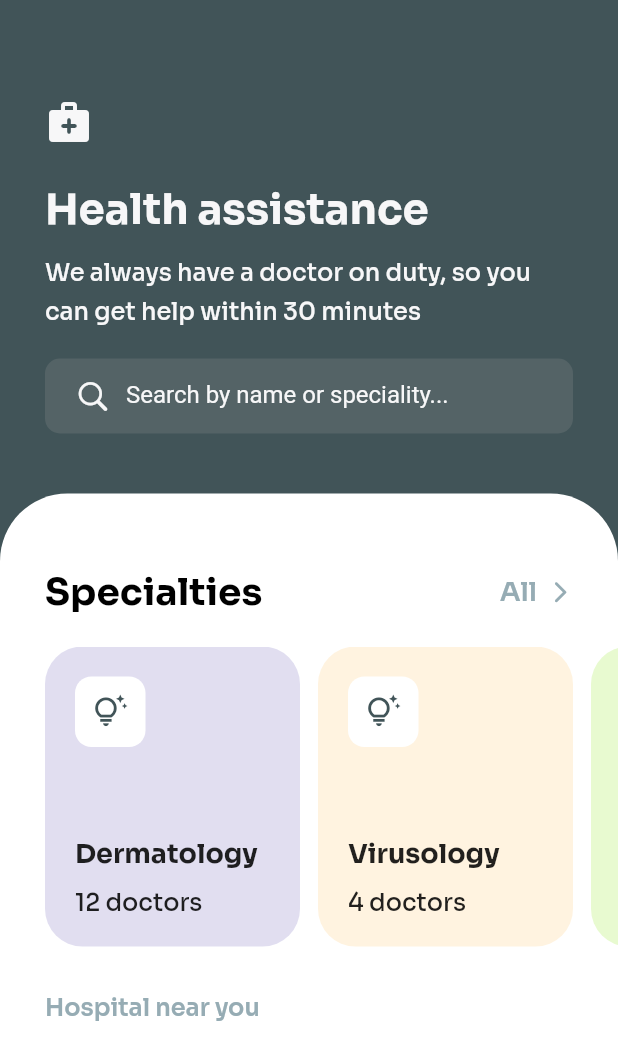
After one commit to Lakesyd5/health_assitance_app_ui, a Flutter app: the Home screen opened directly, on a phone screen of 412 x 824 dp. The commit adds this screen. Shown: the top 1060 px of the screen. Run offline on Flutter 3.47's test engine with Material 2 defaults, Android fonts, the light colour scheme and no system bars; our stand-ins replace flutter_screenutil, google_fonts.

Commit message:
update on specialities card

```diff
--- /dev/null
+++ b/lib/commons/data/dummy_data.dart
@@ -0,0 +1,65 @@
+import 'package:flutter/material.dart';
+import 'package:health_assitance_ui/commons/models/hospital.dart';
+import 'package:health_assitance_ui/commons/models/specialities_model.dart';
+import 'package:health_assitance_ui/commons/utils/app_colors.dart';
+
+List<Speciality> specialties = [
+  Speciality(
+    color: AppColors.purple.withOpacity(0.5),
+    specialityName: 'Dermatology',
+    doctorsAvailable: '12 doctors',
+  ),
+  Speciality(
+    color: Colors.orange.shade50,
+    specialityName: 'Virusology',
+    doctorsAvailable: '4 doctors',
+  ),
+  Speciality(
+    color: AppColors.secondaryGreen.withOpacity(0.2),
+    specialityName: 'Cardiology',
+    doctorsAvailable: '7 doctors',
+  ),
+  Speciality(
+    color: Colors.purple.shade100,
+    specialityName: 'Family medicine',
+    doctorsAvailable: '15 doctors',
+  ),
+  Speciality(
+    color: Colors.red.shade100,
+    specialityName: 'Nevrology',
+    doctorsAvailable: '5 doctors',
+  ),
+];
+
+List<Hospital> hospitals = [
+  Hospital(
+    hospitalName: 'GSH Medical',
+    speciality: [
+      'Family medicine',
+      'Dermatology',
+      'Cardiology',
+      'Nevrology',
+    ],
+    timeOpen: '9 AM - 6 PM',
+  ),
+  Hospital(
+    hospitalName: 'Rollcare Medicine',
+    speciality: [
+      'Family medicine',
+      'Dermatology',
+      'Cardiology',
+      'Nevrology',
+    ],
+    timeOpen: '9 AM - 6 PM',
+  ),
+  Hospital(
+    hospitalName: 'Ruphe Specilist',
+    speciality: [
+      'Virusology',
+      'Dermatology',
+      'Cardiology',
+      'Nevrology',
+    ],
+    timeOpen: '9 AM - 6 PM',
+  )
+];
--- /dev/null
+++ b/lib/commons/models/hospital.dart
@@ -0,0 +1,11 @@
+class Hospital {
+  Hospital({
+    required this.hospitalName,
+    required this.speciality,
+    required this.timeOpen,
+  });
+
+   final String hospitalName;
+   final List<String> speciality;
+   final String timeOpen;
+}
--- /dev/null
+++ b/lib/commons/models/specialities_model.dart
@@ -0,0 +1,13 @@
+import 'package:flutter/material.dart';
+
+class Speciality {
+  Speciality({
+    required this.color,
+    required this.specialityName,
+    required this.doctorsAvailable,
+  });
+
+  final Color color;
+  final String specialityName;
+  final String doctorsAvailable;
+}
--- /dev/null
+++ b/lib/commons/widgets/app_search.dart
@@ -0,0 +1,47 @@
+import 'package:flutter/cupertino.dart';
+import 'package:flutter/material.dart';
+import 'package:health_assitance_ui/commons/utils/app_colors.dart';
+
+Widget searchBar() {
+  return Container(
+    height: 50,
+    width: double.infinity,
+    padding: const EdgeInsets.symmetric(horizontal: 20),
+    decoration: BoxDecoration(
+      color: Colors.grey.withOpacity(0.2),
+      borderRadius: const BorderRadius.all(Radius.circular(10)),
+    ),
+    child: const Row(
+      children: [
+        Icon(
+          CupertinoIcons.search,
+          color: AppColors.primaryText,
+          weight: 5.0,
+        ),
+        SizedBox(
+          height: 50,
+          width: 280,
+          child: TextField(
+            decoration: InputDecoration(
+              contentPadding: EdgeInsets.only(top: 8, left: 10),
+              hintText: 'Search by name or speciality...',
+              hintStyle: TextStyle(color: AppColors.primaryText, fontSize: 16),
+              border: OutlineInputBorder(
+                borderSide: BorderSide(color: Colors.transparent),
+              ),
+              enabledBorder: OutlineInputBorder(
+                borderSide: BorderSide(color: Colors.transparent),
+              ),
+              focusedBorder: OutlineInputBorder(
+                borderSide: BorderSide(color: Colors.transparent),
+              ),
+              disabledBorder: OutlineInputBorder(
+                borderSide: BorderSide(color: Colors.transparent),
+              ),
+            ),
+          ),
+        )
+      ],
+    ),
+  );
+}
--- /dev/null
+++ b/lib/features/Home/view/home.dart
@@ -0,0 +1,95 @@
+import 'package:flutter/material.dart';
+
+import 'package:health_assitance_ui/commons/utils/app_colors.dart';
+import 'package:health_assitance_ui/commons/widgets/app_search.dart';
+import 'package:health_assitance_ui/commons/widgets/text_widgets.dart';
+import 'package:health_assitance_ui/features/Home/widgets/pageview.dart';
+import 'package:health_assitance_ui/features/Home/widgets/top_text.dart';
+
+class Home extends StatelessWidget {
+  const Home({super.key});
+
+  @override
+  Widget build(BuildContext context) {
+    return Scaffold(
+      backgroundColor: AppColors.primaryBackground,
+      body: Column(
+        crossAxisAlignment: CrossAxisAlignment.start,
+        children: [
+          // Top section of the home page
+          Container(
+            padding: const EdgeInsets.only(left: 30, right: 30, top: 20),
+            child: Column(
+              crossAxisAlignment: CrossAxisAlignment.start,
+              children: [
+                const SizedBox(height: 45),
+                // Top Icon
+                const Icon(
+                  Icons.medical_services_rounded,
+                  size: 32,
+                  color: AppColors.primaryText,
+                ),
+                const SizedBox(height: 25),
+                // Header Text
+                const AppText(
+                  'Health assistance',
+                  fontSize: 28,
+                  fontWeight: FontWeight.bold,
+                ),
+                const SizedBox(height: 10),
+                // Sub Text
+                const AppText(
+                  'We always have a doctor on duty, so you can get help within 30 minutes',
+                  spacebetweentext: 1.6,
+                  fontWeight: FontWeight.w500,
+                ),
+                const SizedBox(height: 20),
+                // search bar
+                searchBar(),
+              ],
+            ),
+          ),
+
+          // Second section
+          Expanded(
+            child: Container(
+              margin: const EdgeInsets.only(top: 40),
+              padding: const EdgeInsets.symmetric(vertical: 50),
+              width: double.infinity,
+              decoration: const BoxDecoration(
+                color: AppColors.basicWhite,
+                borderRadius: BorderRadius.only(
+                  topLeft: Radius.circular(45),
+                  topRight: Radius.circular(45),
+                ),
+              ),
+              child: Column(
+                crossAxisAlignment: CrossAxisAlignment.start,
+                children: [
+                  Padding(
+                    padding: const EdgeInsets.symmetric(horizontal: 30),
+                    child: topSection(),
+                  ),
+                  const SizedBox(height: 20),
+                  Padding(
+                    padding: const EdgeInsets.only(left: 30),
+                    child: pageView(),
+                  ),
+                  const SizedBox(height: 30),
+                  Container(
+                    padding: const EdgeInsets.symmetric(horizontal: 30),
+                    child: const Column(
+                      children: [
+                        AppText('Hospital near you', fontWeight: FontWeight.w600, color: AppColors.secondaryText,)
+                      ],
+                    ),
+                  )
+                ],
+              ),
+            ),
+          )
+        ],
+      ),
+    );
+  }
+}
--- /dev/null
+++ b/lib/features/Home/widgets/pageview.dart
@@ -0,0 +1,71 @@
+import 'package:flutter/material.dart';
+import 'package:health_assitance_ui/commons/data/dummy_data.dart';
+import 'package:health_assitance_ui/commons/utils/app_colors.dart';
+import 'package:health_assitance_ui/commons/widgets/text_widgets.dart';
+
+Widget pageView() {
+  return SizedBox(
+    height: 200,
+    child: ListView.separated(
+      scrollDirection: Axis.horizontal,
+      itemBuilder: (context, index) => Page(
+        color: specialties[index].color,
+        speciality: specialties[index].specialityName,
+        doctors: specialties[index].doctorsAvailable,
+      ),
+      separatorBuilder: (context, index) => const SizedBox(width: 12),
+      itemCount: specialties.length,
+    ),
+  );
+}
+
+class Page extends StatelessWidget {
+  final Color? color;
+  final String? speciality;
+  final String? doctors;
+  const Page({super.key, this.color, this.speciality, this.doctors});
+
+  @override
+  Widget build(BuildContext context) {
+    return Container(
+      padding: const EdgeInsets.all(20),
+      width: 170,
+      decoration:
+          BoxDecoration(color: color, borderRadius: BorderRadius.circular(25)),
+      child: Column(
+        crossAxisAlignment: CrossAxisAlignment.start,
+        mainAxisAlignment: MainAxisAlignment.spaceBetween,
+        children: [
+          Container(
+            padding: const EdgeInsets.all(12),
+            decoration: BoxDecoration(
+              borderRadius: BorderRadius.circular(11),
+              color: Colors.white,
+            ),
+            child: const Icon(
+              Icons.tips_and_updates_outlined,
+              size: 23,
+              color: AppColors.primaryBackground,
+            ),
+          ),
+          // const SizedBox(height: 30),
+          SizedBox(
+            child: Column(
+              crossAxisAlignment: CrossAxisAlignment.start,
+              children: [
+                AppText(
+                  speciality ?? '',
+                  fontSize: 18,
+                  color: Colors.black87,
+                  fontWeight: FontWeight.w700,
+                ),
+                const SizedBox(height: 10),
+                AppText(doctors ?? '', color: Colors.black87, fontWeight: FontWeight.w500,)
+              ],
+            ),
+          ),
+        ],
+      ),
+    );
+  }
+}
--- /dev/null
+++ b/lib/features/Home/widgets/top_text.dart
@@ -0,0 +1,34 @@
+import 'package:flutter/material.dart';
+import 'package:health_assitance_ui/commons/utils/app_colors.dart';
+import 'package:health_assitance_ui/commons/widgets/text_widgets.dart';
+
+Widget topSection() {
+  return const Row(
+    mainAxisAlignment: MainAxisAlignment.spaceBetween,
+    children: [
+      AppText(
+        'Specialties',
+        color: Colors.black,
+        fontSize: 25,
+        fontWeight: FontWeight.bold,
+      ),
+      Row(
+        children: [
+          AppText(
+            'All',
+            color: AppColors.secondaryText,
+            fontWeight: FontWeight.w600,
+            fontSize: 18,
+          ),
+          SizedBox(width: 7),
+          Icon(
+            Icons.arrow_forward_ios_rounded,
+            color: AppColors.secondaryText,
+            size: 17,
+            weight: 20,
+          ),
+        ],
+      ),
+    ],
+  );
+}
--- a/lib/features/onboarding/view/onboarding.dart
+++ b/lib/features/onboarding/view/onboarding.dart
@@ -23,7 +23,7 @@ class Onboarding extends StatelessWidget {
       backgroundColor: AppColors.primaryBackground,
       body: GestureDetector(
         onTap: () {
-          Navigator.of(context).pushReplacement(MaterialPageRoute(builder: (context) => Home(),));
+          Navigator.of(context).pushReplacement(MaterialPageRoute(builder: (context) => const Home(),));
         },
         child: Stack(
           children: [
```
